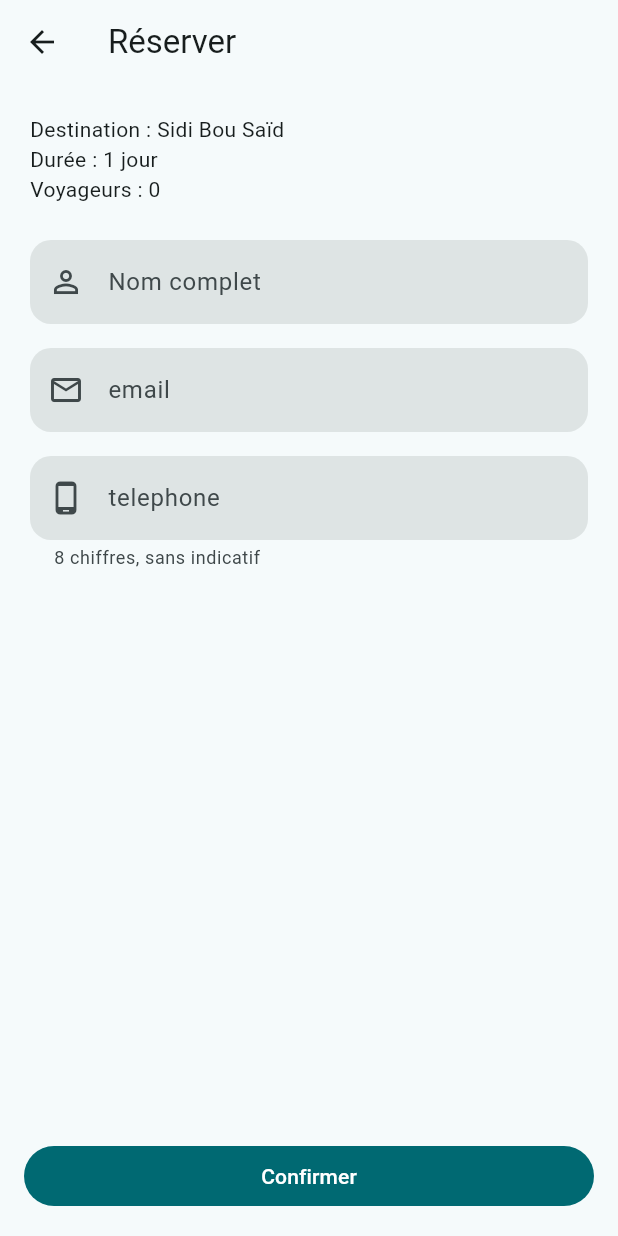
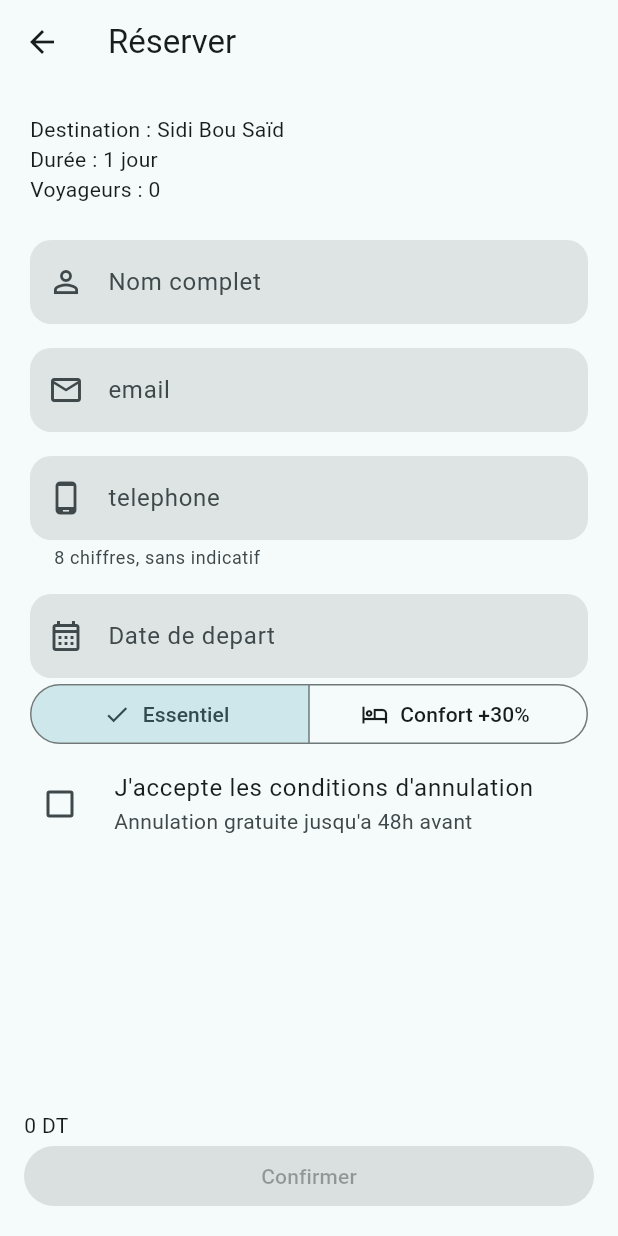
Before and after one commit to camiouna/rihla, a Flutter app: the ReservationScreen screen opened directly with sample values from the repository, on a phone screen of 412 x 824 dp. Run offline on Flutter 3.47's test engine with Material 3 defaults, Android fonts, the phone set to English and light mode, and no system bars.

Commit message:
palier 4: date, formule et conditions

```diff
--- a/lib/main.dart
+++ b/lib/main.dart
@@ -43,3 +43,6 @@ class RihlaApp extends StatelessWidget {
 //Q1 : elle demande au form d'executer le validator de chaque champ et d'afficher les erreurs si ils existent puis donne true si tous les tests sont validées sinon false
 //Q2 : ils agissent pendant la saisie pour filtrer/limiter les caracteres saisies
 //Q3 : dispose sert a nettoyer les controleurs quand on quitte l'ecran pour ne pas garder en memoire des objets dont on n'a plus besoin.
+ //palier 4:
+ //Q1 : the champ date est en readonly pour empecher la saisie au clavier, sans readonly on peut taper une date sans le datetimepicker
+ //Q2 : _total est une valeur calculé a partir d'une formule,le getter recalcule sa valeur chaque fois qu'on le lit
--- a/lib/screens/reservation_screen.dart
+++ b/lib/screens/reservation_screen.dart
@@ -15,13 +15,37 @@ class ReservationScreen extends StatefulWidget{
 
 }
 class _ReservationScreenState extends State<ReservationScreen>{
+  AutovalidateMode _autoValidation = AutovalidateMode.disabled;
   final _formKey= GlobalKey<FormState>();
   final _nomCtrl = TextEditingController();
   final _emailCtrl = TextEditingController();
   final _telCtrl = TextEditingController();
+  final _dateCtrl = TextEditingController();
+  DateTime? _date;
+  String _formule = 'Essentiel';
+  bool _conditions = false;
+  int get _prixParPersonne => _formule =='Confort' ? (widget.destination.prix*1.3).round():widget.destination.prix;
+  int get _total =>_prixParPersonne * widget.voyageurs;
+
+  Future<void> _choisirDate() async {
+    final demain = DateTime.now().add(const Duration(days:1));
+    final choisie = await showDatePicker(context: context,
+      initialDate: _date ?? demain,
+      firstDate: demain,
+      lastDate: DateTime.now().add(const Duration(days:365)),
+      helpText: 'Date de depart',
+    );
+    if (choisie ==null) return;
+    setState(() {
+      _date=choisie;
+      _dateCtrl.text='${choisie.day.toString().padLeft(2, '0')}/${choisie.month.toString().padLeft(2, '0')}/${choisie.year}';
+    });
+
+  }
+
   @override
   void dispose(){
-
+      _dateCtrl.dispose();
       _nomCtrl.dispose();
       _telCtrl.dispose();
       _emailCtrl.dispose();
@@ -54,6 +78,9 @@ class _ReservationScreenState extends State<ReservationScreen>{
     if (v.length!=8) return 'chiffres attendus';
   }
   void _valider(){
+    setState(() {
+      _autoValidation=AutovalidateMode.onUserInteraction;
+    });
     if (!_formKey.currentState!.validate()) return;
     ScaffoldMessenger.of(context).showSnackBar(const SnackBar(content: Text('Formulaire valide')));
   }
@@ -61,8 +88,10 @@ class _ReservationScreenState extends State<ReservationScreen>{
   Widget build(BuildContext context){
     return Scaffold(
       appBar:AppBar(title:const Text('Réserver')),
-      body : Form(
+      body :
+      Form(
         key:_formKey,
+        autovalidateMode: _autoValidation,
         child:SingleChildScrollView(
           padding: const EdgeInsets.all(20),
           child: Column(
@@ -101,13 +130,49 @@ class _ReservationScreenState extends State<ReservationScreen>{
                 textInputAction:TextInputAction.next,
                 validator:_validerTel,
                 ),
+                const SizedBox(height:16),
+                TextFormField(
+                  controller: _dateCtrl,
+                  readOnly: true,
+                  onTap:_choisirDate,
+                  decoration: _deco('Date de depart', Icons.calendar_month_outlined),
+                  validator: (_)=>_date==null?'Choisissez une date':null,
+                ),
+                SegmentedButton<String>(
+                segments: const[
+                ButtonSegment(value: 'Essentiel',label:Text('Essentiel'),icon:Icon(Icons.backpack_outlined)),
+      ButtonSegment(value: 'Confort',label:Text('Confort +30%'),icon:Icon(Icons.hotel_outlined)),
+    ],
+    selected:{_formule},
+    onSelectionChanged:(choix){
+      setState(() {
+        _formule=choix.first;
+      });
+    }
+  ),
+  CheckboxListTile(value: _conditions, onChanged:(v)=> setState(()=>_conditions=v??false),
+    controlAffinity: ListTileControlAffinity.leading,
+    contentPadding: EdgeInsets.zero,
+    title: const Text("J'accepte les conditions d'annulation"),
+    subtitle: const Text("Annulation gratuite jusqu'a 48h avant"),
+  ),
             ],
           ),
+
         ),
+
       ),
       bottomNavigationBar: Padding(padding: const EdgeInsets.all(16)
-        ,child: FilledButton.icon(onPressed: _valider, label: Text('Confirmer')),
+        ,child:Column(
+          mainAxisSize: MainAxisSize.min,
+          crossAxisAlignment: CrossAxisAlignment.stretch,
+           children:[
+            Text('${_prixParPersonne*widget.voyageurs} DT'),
+            FilledButton.icon(onPressed: _conditions ? _valider : null, label: Text('Confirmer')),
+           ]
+           )
       ),
+
     );
   }
 }
```
